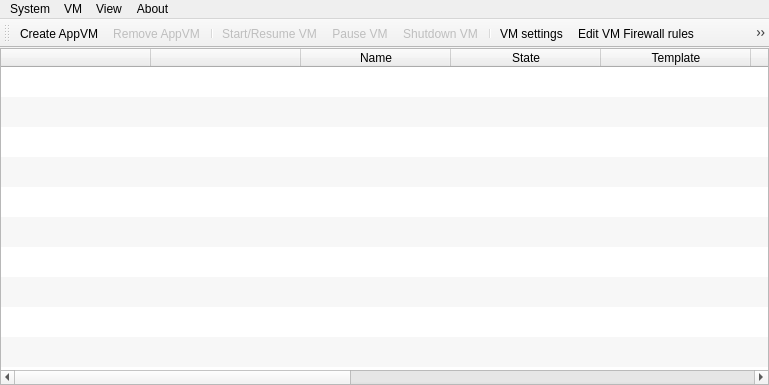
Old version of the form mainwindow.ui in the repository QubesOS/qubes-manager.
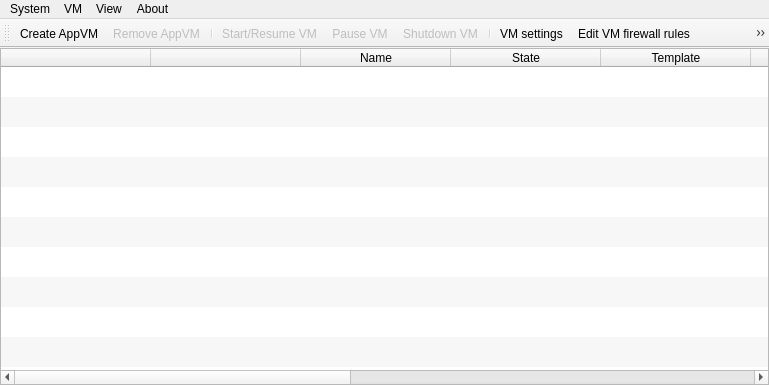
New version of the form. Icons and pictures are not drawn.

Commit message: Minor context menu items corrections

Diff of the .ui file:
```diff
--- a/mainwindow.ui
+++ b/mainwindow.ui
@@ -429,7 +429,7 @@
      <normaloff>:/apps.png</normaloff>:/apps.png</iconset>
    </property>
    <property name="text">
-    <string>Select VM applications</string>
+    <string>Add/remove app shortcuts</string>
    </property>
    <property name="toolTip">
     <string>Select applications present in menu for this VM</string>
@@ -475,7 +475,7 @@
      <normaloff>:/firewall.png</normaloff>:/firewall.png</iconset>
    </property>
    <property name="text">
-    <string>Edit VM Firewall rules</string>
+    <string>Edit VM firewall rules</string>
    </property>
    <property name="toolTip">
     <string>Edit VM Firewall rules</string>
```
Left out of the diff: 6 changed lines with no effect on the pictures.
